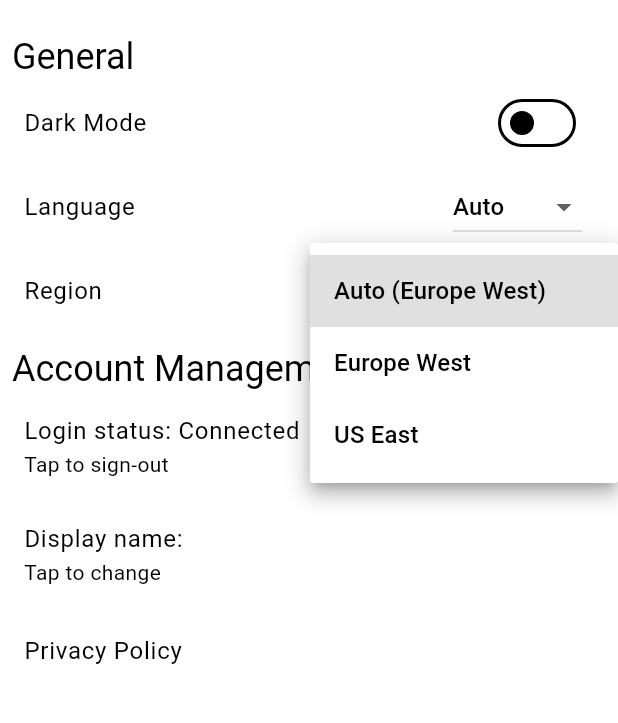
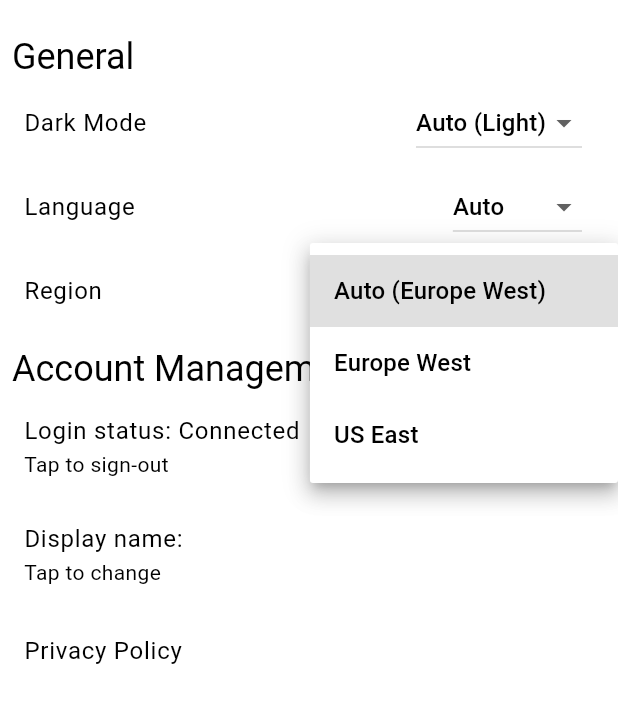
Before and after one commit to CaramelDunes/nyanya_rocket, a Flutter app: the Settings screen opened directly, after a tap on an icon or button, on a phone screen of 412 x 824 dp, the part 63-786 px from its top. Run offline on Flutter 3.47's test engine with Material 2 defaults, Android fonts, the phone set to English and light mode, and no system bars; our stand-ins replace cloud_firestore, firebase_auth, firebase_core, font_awesome_flutter, rive, shared_preferences; missing offline and left inert: firedart, network_info_plus, nyanya_rocket_base, slugify; accounts and stored records are empty; generated files the repository leaves out were written again; network calls fail; statements that could not run were skipped.

Commit message:
DarkMode -> BrightnessSetting.

```diff
--- a/lib/screens/challenges/tabs/community_challenges.dart
+++ b/lib/screens/challenges/tabs/community_challenges.dart
@@ -1,5 +1,4 @@
 import 'package:flutter/material.dart';
-import 'package:nyanya_rocket/widgets/board/static_game_view.dart';
 import 'package:nyanya_rocket/widgets/navigation/star_count.dart';
 import 'package:provider/provider.dart';
 import 'package:nyanya_rocket/routing/nyanya_route_path.dart';
--- a/lib/screens/multiplayer/screens/network_multiplayer.dart
+++ b/lib/screens/multiplayer/screens/network_multiplayer.dart
@@ -12,7 +12,6 @@ import '../../../utils.dart';
 import '../../../widgets/board/animated_game_view.dart';
 import '../../../widgets/board/tiles/arrow_image.dart';
 import '../../../widgets/input/draggable_arrow_grid.dart';
-import '../../../widgets/input/input_grid_overlay.dart';
 import '../../../widgets/game/score_box.dart';
 import '../../../widgets/input/arrow_drawer.dart';
 import '../../puzzle/widgets/draggable_arrow.dart';
--- a/lib/screens/puzzles/widgets/community_puzzles.dart
+++ b/lib/screens/puzzles/widgets/community_puzzles.dart
@@ -1,4 +1,3 @@
-import 'package:firedart/generated/google/firestore/v1/firestore.pbjson.dart';
 import 'package:flutter/material.dart';
 import 'package:nyanya_rocket/widgets/navigation/star_count.dart';
 import 'package:provider/provider.dart';
--- /dev/null
+++ b/lib/screens/settings/brightness_setting.dart
@@ -0,0 +1,39 @@
+import 'package:flutter/material.dart';
+import 'package:shared_preferences/shared_preferences.dart';
+
+extension BrightnessToPrettyString on Brightness {
+  String toPrettyString() {
+    switch (this) {
+      case Brightness.dark:
+        return 'Dark';
+      case Brightness.light:
+        return 'Light';
+    }
+  }
+}
+
+class BrightnessSetting with ChangeNotifier {
+  static String key = 'options.brightness';
+  final SharedPreferences sharedPreferences;
+  ThemeMode _value;
+
+  BrightnessSetting(
+      {required ThemeMode defaultValue, required this.sharedPreferences})
+      : _value = ThemeMode
+            .values[sharedPreferences.getInt(key) ?? defaultValue.index];
+
+  ThemeMode get value => _value;
+
+  set value(ThemeMode value) {
+    if (value != _value) {
+      _value = value;
+      notifyListeners();
+    }
+
+    sharedPreferences.setInt(key, _value.index);
+  }
+
+  static String automaticValueLabel(BuildContext context) {
+    return 'Auto (${MediaQuery.of(context).platformBrightness.toPrettyString()})';
+  }
+}
--- a/lib/screens/settings/dark_mode.dart
+++ /dev/null
@@ -1,11 +0,0 @@
-import 'package:shared_preferences/shared_preferences.dart';
-
-import 'boolean_parameter.dart';
-
-class DarkMode extends BooleanParameter {
-  DarkMode({required SharedPreferences sharedPreferences})
-      : super(
-            sharedPreferences: sharedPreferences,
-            key: 'options.darkTheme',
-            defaultValue: false);
-}
--- a/lib/screens/settings/settings.dart
+++ b/lib/screens/settings/settings.dart
@@ -6,7 +6,7 @@ import '../../localization/nyanya_localizations.dart';
 import '../../models/user.dart';
 import '../privacy_policy_prompt/privacy_policy_prompt.dart';
 import 'account_management.dart';
-import 'dark_mode.dart';
+import 'brightness_setting.dart';
 import 'language.dart';
 import 'region.dart';
 import 'widgets/display_name_change_dialog.dart';
@@ -35,16 +35,15 @@ class Settings extends StatelessWidget {
                     style: sectionStyle,
                   ),
                 ),
-                Consumer<DarkMode>(
-                    builder: (context, darkMode, _) =>
-                        _buildDarkModeTile(context, darkMode)),
+                Consumer<BrightnessSetting>(
+                    builder: (context, brightnessSetting, _) =>
+                        _buildBrightnessTile(context, brightnessSetting)),
                 Consumer<Language>(
                     builder: (context, language, _) =>
                         _buildLanguageTile(context, language)),
                 Consumer<Region>(
                     builder: (context, region, _) =>
                         _buildRegionTile(context, region)),
-                // const Divider(height: 1.0),
                 Padding(
                   padding: sectionInsets,
                   child: Text(
@@ -62,13 +61,31 @@ class Settings extends StatelessWidget {
         ));
   }
 
-  Widget _buildDarkModeTile(BuildContext context, DarkMode darkMode) {
-    return SwitchListTile(
+  Widget _buildBrightnessTile(
+      BuildContext context, BrightnessSetting brightnessSetting) {
+    return ListTile(
       title: Text(NyaNyaLocalizations.of(context).darkModeLabel),
-      onChanged: (bool value) {
-        darkMode.enabled = value;
-      },
-      value: darkMode.enabled,
+      trailing: DropdownButton<ThemeMode>(
+          value: brightnessSetting.value,
+          items: <DropdownMenuItem<ThemeMode>>[
+            DropdownMenuItem(
+              value: ThemeMode.system,
+              child: Text(BrightnessSetting.automaticValueLabel(context)),
+            ),
+            DropdownMenuItem(
+              value: ThemeMode.light,
+              child: Text(Brightness.light.toPrettyString()),
+            ),
+            DropdownMenuItem(
+              value: ThemeMode.dark,
+              child: Text(Brightness.dark.toPrettyString()),
+            ),
+          ],
+          onChanged: (ThemeMode? newMode) {
+            if (newMode != null) {
+              brightnessSetting.value = newMode;
+            }
+          }),
     );
   }
 
--- a/lib/widgets/board/animated_game_view.dart
+++ b/lib/widgets/board/animated_game_view.dart
@@ -2,9 +2,7 @@ import 'package:flutter/foundation.dart';
 import 'package:flutter/material.dart';
 
 import 'package:nyanya_rocket_base/nyanya_rocket_base.dart';
-import 'package:provider/provider.dart';
 
-import '../../screens/settings/dark_mode.dart';
 import 'animated_foreground_painter.dart';
 import 'board_background_painter.dart';
 
@@ -49,8 +47,7 @@ class _AnimatedGameViewState extends State<AnimatedGameView>
           willChange: true,
           painter: BoardBackgroundPainter(
               board: widget.game.value.board,
-              darkModeEnabled:
-                  Provider.of<DarkMode>(context, listen: false).enabled),
+              brightness: Theme.of(context).brightness),
           foregroundPainter: AnimatedForegroundPainter(
               game: widget.game,
               mistake: widget.mistake,
```
Also changed, not shown: lib/app.dart (+6 -5 lines), lib/widgets/board/board_background_painter.dart (+4 -4 lines), lib/widgets/board/checkerboard_painter.dart (+4 -3 lines), lib/widgets/board/static_game_view.dart (+1 -6 lines).
